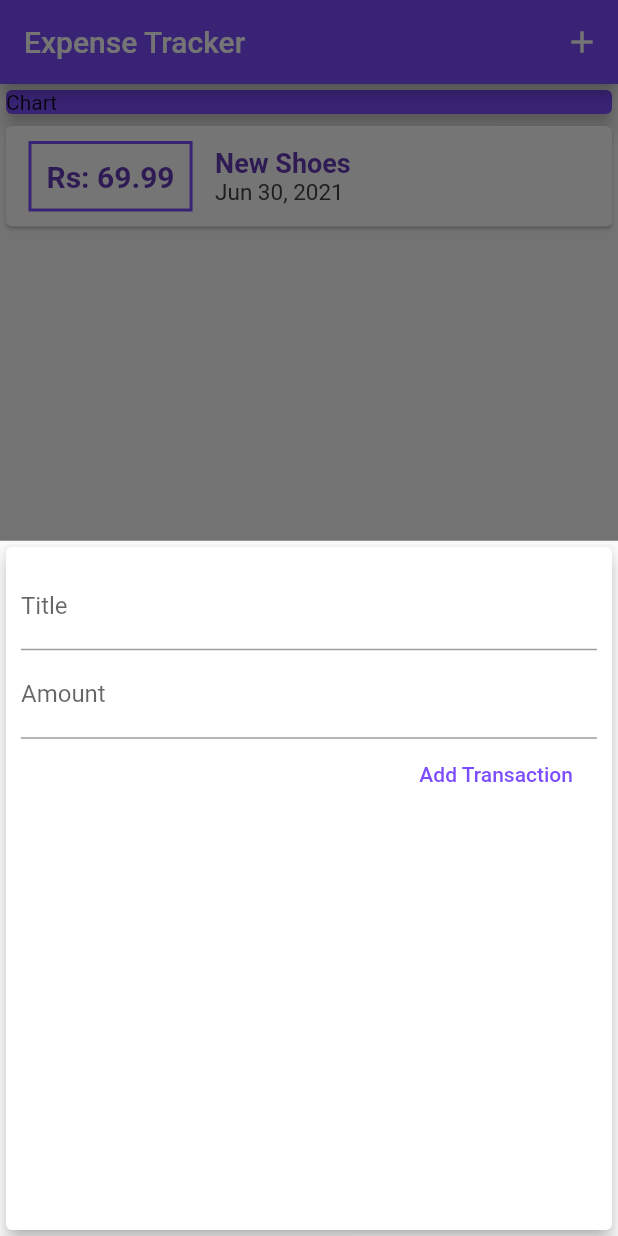
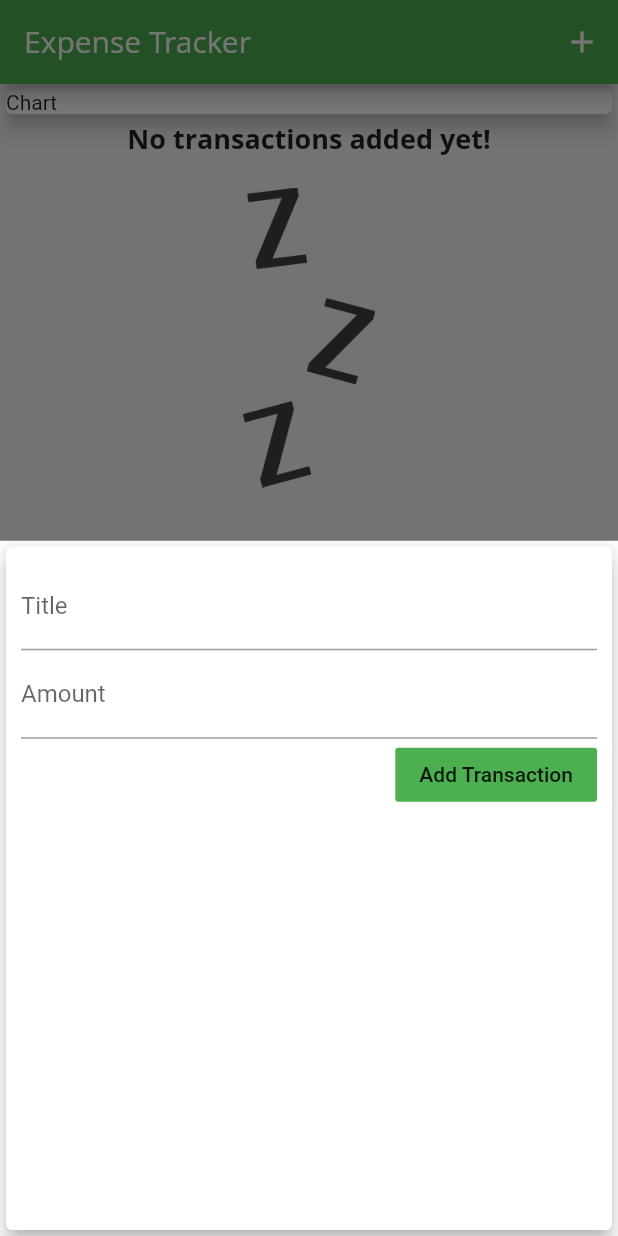
Before and after one commit to Jyotirmay15/Expense-Tracker-App, a Flutter app: the screen it shows after launch, after a tap on the "add" icon, on a phone screen of 412 x 824 dp. Run offline on Flutter 3.47's test engine with Material 2 defaults, Android fonts, the phone set to English and light mode, and no system bars; Roboto replaces fonts that are missing (Open Sans).

Commit message:
Improved the app functioning and added image

```diff
--- a/lib/main.dart
+++ b/lib/main.dart
@@ -13,7 +13,18 @@ class MyApp extends StatelessWidget {
   @override
   Widget build(BuildContext context) {
     return MaterialApp(
-      // title: 'Flutter App',
+      title: 'Expense Tracker',
+      theme: ThemeData(
+          primarySwatch: Colors.green,
+          fontFamily: 'Quicksand',
+          textTheme: ThemeData.light().textTheme.copyWith(
+                title: TextStyle(fontFamily: 'OpenSans', fontWeight: FontWeight.bold, fontSize: 18),
+              ),
+          appBarTheme: AppBarTheme(
+            textTheme: ThemeData.light().textTheme.copyWith(
+                  title: TextStyle(fontFamily: 'OpenSans', fontSize: 20),
+                ),
+          )),
       home: MyHomePage(),
     );
   }
@@ -26,12 +37,12 @@ class MyHomePage extends StatefulWidget {
 
 class _MyHomePageState extends State<MyHomePage> {
   final List<Transaction> _userTransactions = [
-    Transaction(
-      id: 't1',
-      title: 'New Shoes',
-      amount: 69.99,
-      date: DateTime.now(),
-    ),
+    // Transaction(
+    //   id: 't1',
+    //   title: 'New Shoes',
+    //   amount: 69.99,
+    //   date: DateTime.now(),
+    // ),
   ];
 
   void _addNewTransaction(String txTitle, double txAmount) {
@@ -64,8 +75,9 @@ class _MyHomePageState extends State<MyHomePage> {
   Widget build(BuildContext context) {
     return Scaffold(
       appBar: AppBar(
-        title: Text('Expense Tracker'),
-        backgroundColor: Colors.deepPurpleAccent,
+        title:
+            Text('Expense Tracker', style: TextStyle(fontFamily: 'Open Sans')),
+        // backgroundColor: Colors.deepPurpleAccent,
         actions: <Widget>[
           IconButton(
             icon: Icon(Icons.add),
@@ -81,7 +93,7 @@ class _MyHomePageState extends State<MyHomePage> {
             Container(
               width: double.infinity,
               child: Card(
-                color: Colors.deepPurpleAccent,
+                // color: Colors.deepPurpleAccent,
                 child: Text("Chart"),
                 elevation: 5,
               ),
@@ -92,7 +104,7 @@ class _MyHomePageState extends State<MyHomePage> {
       ),
       floatingActionButtonLocation: FloatingActionButtonLocation.centerFloat,
       floatingActionButton: FloatingActionButton(
-        backgroundColor: Colors.deepPurpleAccent,
+        // backgroundColor: Colors.deepPurpleAccent,
         child: Icon(Icons.add),
         onPressed: () => _startAddNewTransaction(context),
       ),
--- a/lib/widgets/new_transaction.dart
+++ b/lib/widgets/new_transaction.dart
@@ -52,7 +52,7 @@ class _NewTransactionState extends State<NewTransaction> {
             ),
             FlatButton(
               child: Text('Add Transaction'),
-              textColor: Colors.deepPurpleAccent,
+              color: Theme.of(context).primaryColor,
               onPressed: submitData,
             )
           ],
--- a/lib/widgets/transaction_list.dart
+++ b/lib/widgets/transaction_list.dart
@@ -12,7 +12,26 @@ class TransactionList extends StatelessWidget {
   Widget build(BuildContext context) {
     return Container(
       height: 325,
-      child: ListView.builder(
+      child: transactions.isEmpty
+          ? Column(
+              children: <Widget>[
+                Text(
+                  'No transactions added yet!',
+                  style: Theme.of(context).textTheme.title,
+                ),
+                SizedBox(
+                  height: 20,
+                ),
+                Container(
+                  height: 200,
+                  child: Image.asset(
+                    'assets/images/waiting.png',
+                    fit: BoxFit.cover,
+                  ),
+                ),
+              ],
+            )
+          : ListView.builder(
               itemBuilder: (ctx, index) {
                 return Card(
                   child: Row(
@@ -24,7 +43,7 @@ class TransactionList extends StatelessWidget {
                         ),
                         decoration: BoxDecoration(
                           border: Border.all(
-                      color: Colors.deepPurpleAccent,
+                            color: Theme.of(context).primaryColor,
                             width: 2,
                           ),
                         ),
@@ -34,7 +53,7 @@ class TransactionList extends StatelessWidget {
                           style: TextStyle(
                             fontWeight: FontWeight.bold,
                             fontSize: 20,
-                      color: Colors.deepPurple,
+                            color: Theme.of(context).primaryColor,
                           ),
                         ),
                       ),
@@ -43,15 +62,12 @@ class TransactionList extends StatelessWidget {
                         children: <Widget>[
                           Text(
                             transactions[index].title,
-                      style: TextStyle(
-                        fontWeight: FontWeight.bold,
-                        fontSize: 18,
-                        color: Colors.deepPurple,
-                      ),
+                            style: Theme.of(context).textTheme.title,
                           ),
                           Text(
                             DateFormat.yMMMd().format(transactions[index].date),
-                      style: TextStyle(fontSize: 15, color: Colors.grey[800]),
+                            style: TextStyle(
+                                fontSize: 15, color: Colors.grey[800]),
                           ),
                         ],
                       )
```
Also changed, not shown: pubspec.yaml (+13 -8 lines), assets/fonts/OpenSans-Bold.ttf (added), assets/fonts/OpenSans-Regular.ttf (added), assets/fonts/Quicksand-Bold.ttf (added), assets/fonts/Quicksand-Light.ttf (added), assets/fonts/Quicksand-Medium.ttf (added), assets/fonts/Quicksand-Regular.ttf (added), assets/images/waiting.png (added). Lines whose indentation alone changed are shown as unchanged.
